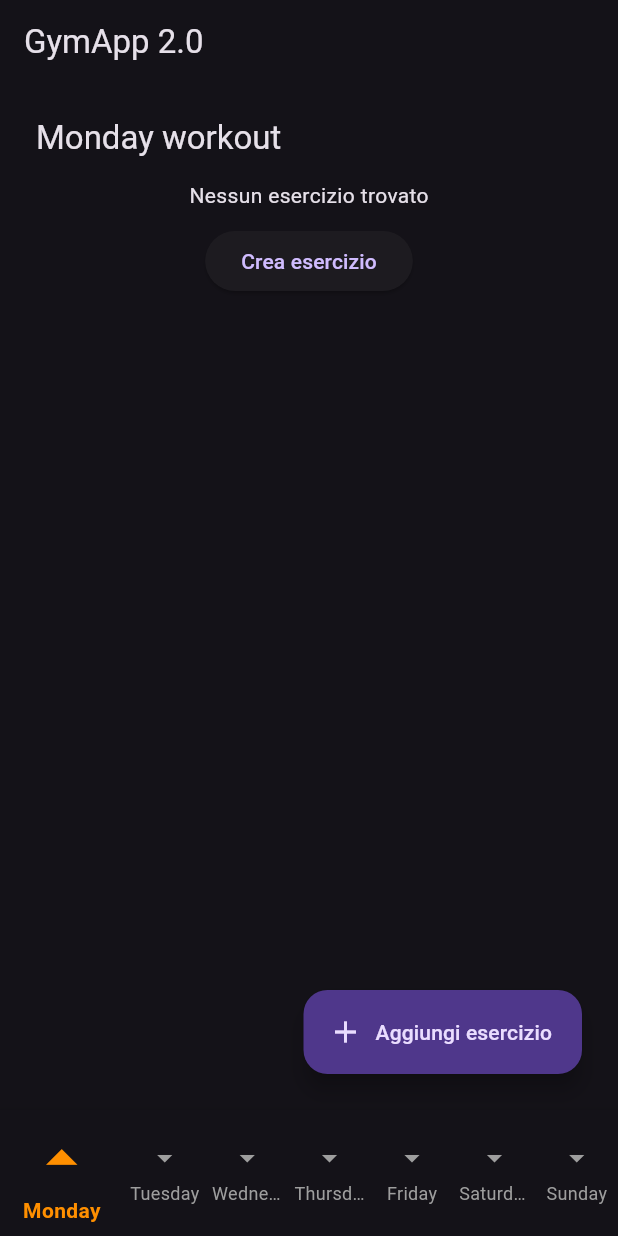
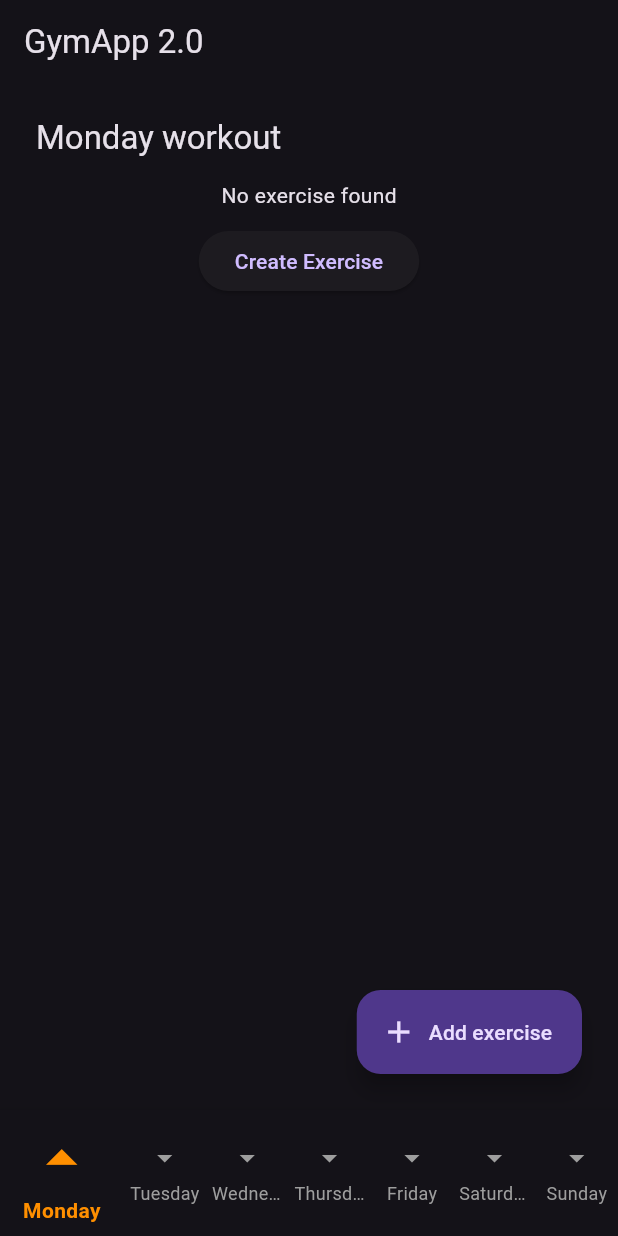
Before and after one commit to PietroMerlo/GymApp, a Flutter app: the screen it shows after launch, on a phone screen of 412 x 824 dp. Run offline on Flutter 3.47's test engine with Material 3 defaults, Android fonts, the phone set to English and light mode, and no system bars; our stand-ins replace flutter_form_builder, flutter_riverpod, form_builder_validators.

Commit message:
Set up the workout show widget

```diff
--- a/lib/models/workout.dart
+++ b/lib/models/workout.dart
@@ -116,10 +116,10 @@ class Workout extends Notifier<List<Exercise>> {
                               Text('Sets: ${exersise.sets}',
                                   style: const TextStyle(color: Colors.black)),
                               kMediumHorizontalSpacing,
-                              Text('Reps: ${exersise.sets}',
+                              Text('Reps: ${exersise.reps}',
                                   style: const TextStyle(color: Colors.black)),
                               kMediumHorizontalSpacing,
-                              Text('Weight: ${exersise.sets} kg',
+                              Text('Weight: ${exersise.weight} kg',
                                   style: const TextStyle(color: Colors.black)),
                               Expanded(child: Container()),
                             ],
@@ -132,6 +132,5 @@ class Workout extends Notifier<List<Exercise>> {
         ),
       ),
     );
-    ;
   }
 }
--- a/lib/pages/workout_page.dart
+++ b/lib/pages/workout_page.dart
@@ -38,7 +38,7 @@ class WorkoutPage extends ConsumerWidget {
       floatingActionButton: FloatingActionButton.extended(
         onPressed: () => onPressedCreateExercise(context),
         icon: const Icon(Icons.add),
-        label: const Text('Aggiungi esercizio'),
+        label: const Text('Add exercise'),
       ),
       body: Consumer(
         builder: (context, ref, child) {
@@ -49,11 +49,11 @@ class WorkoutPage extends ConsumerWidget {
                   width: double.infinity,
                   child: Column(
                     children: [
-                      const Text('Nessun esercizio trovato'),
+                      const Text('No exercise found'),
                       kMediumVerticalSpacing,
                       ElevatedButton(
                         onPressed: () => onPressedCreateExercise(context),
-                        child: const Text('Crea esercizio'),
+                        child: const Text('Create Exercise'),
                       )
                     ],
                   ),
@@ -61,6 +61,9 @@ class WorkoutPage extends ConsumerWidget {
               : Column(
                   children: [
                     ElevatedButton(
+                      style: ElevatedButton.styleFrom(
+                          foregroundColor: Colors.white,
+                          backgroundColor: Color.fromARGB(255, 72, 36, 108)),
                       onPressed: () => onPressedStartWorkout(context),
                       child: const Text('Start Workout'),
                     ),
```
Also changed, not shown: lib/widgets/start_workout.dart (+16 -9 lines), lib/widgets/workout_show.dart (added, +18 -0 lines).
